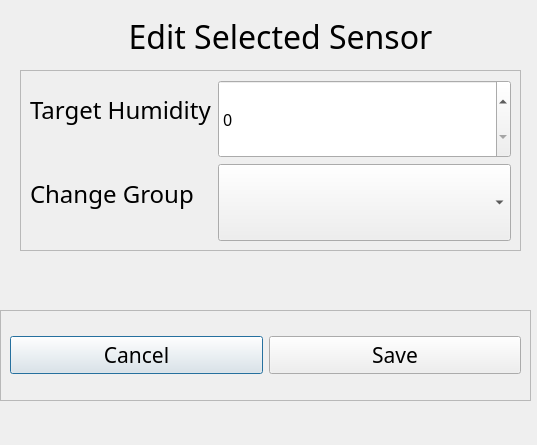
Old version of the form Interface_Files/Edit_Sensor_Window.ui in the repository mfruge9214/EID-final-project-moisture-system.
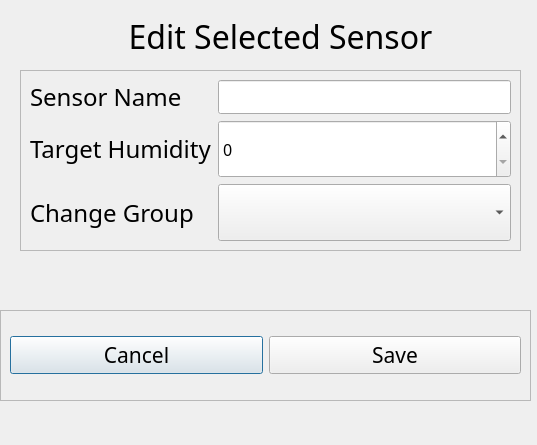
New version of the form.

Diff of the .ui file:
```diff
--- a/Interface_Files/Edit_Sensor_Window.ui
+++ b/Interface_Files/Edit_Sensor_Window.ui
@@ -57,7 +57,7 @@
     <enum>QFrame::Raised</enum>
    </property>
    <layout class="QFormLayout" name="formLayout">
-    <item row="0" column="0">
+    <item row="1" column="0">
      <widget class="QLabel" name="label_6">
       <property name="sizePolicy">
        <sizepolicy hsizetype="Preferred" vsizetype="Preferred">
@@ -76,8 +76,8 @@
       </property>
      </widget>
     </item>
-    <item row="0" column="1">
-     <widget class="QSpinBox" name="targetHumiditySpinBox">
+    <item row="1" column="1">
+     <widget class="QSpinBox" name="editTargetHumiditySpinBox">
       <property name="sizePolicy">
        <sizepolicy hsizetype="Minimum" vsizetype="Expanding">
         <horstretch>0</horstretch>
@@ -92,7 +92,7 @@
       </property>
      </widget>
     </item>
-    <item row="1" column="0">
+    <item row="2" column="0">
      <widget class="QLabel" name="label_7">
       <property name="sizePolicy">
        <sizepolicy hsizetype="Preferred" vsizetype="Preferred">
@@ -111,16 +111,48 @@
       </property>
      </widget>
     </item>
-    <item row="1" column="1">
+    <item row="2" column="1">
      <widget class="QComboBox" name="assignGroupDropdown">
       <property name="sizePolicy">
-       <sizepolicy hsizetype="Preferred" vsizetype="MinimumExpanding">
+       <sizepolicy hsizetype="Preferred" vsizetype="Preferred">
         <horstretch>0</horstretch>
         <verstretch>0</verstretch>
        </sizepolicy>
       </property>
      </widget>
     </item>
+    <item row="0" column="0">
+     <widget class="QLabel" name="label_5">
+      <property name="font">
+       <font>
+        <family>Microsoft YaHei UI Light</family>
+        <pointsize>18</pointsize>
+       </font>
+      </property>
+      <property name="text">
+       <string>Sensor Name</string>
+      </property>
+     </widget>
+    </item>
+    <item row="0" column="1">
+     <widget class="QLineEdit" name="editSensorName">
+      <property name="sizePolicy">
+       <sizepolicy hsizetype="Expanding" vsizetype="Preferred">
+        <horstretch>0</horstretch>
+        <verstretch>0</verstretch>
+       </sizepolicy>
+      </property>
+      <property name="font">
+       <font>
+        <family>Microsoft YaHei UI Light</family>
+        <pointsize>12</pointsize>
+       </font>
+      </property>
+      <property name="alignment">
+       <set>Qt::AlignCenter</set>
+      </property>
+     </widget>
+    </item>
    </layout>
   </widget>
   <widget class="QFrame" name="frame_2">
```
